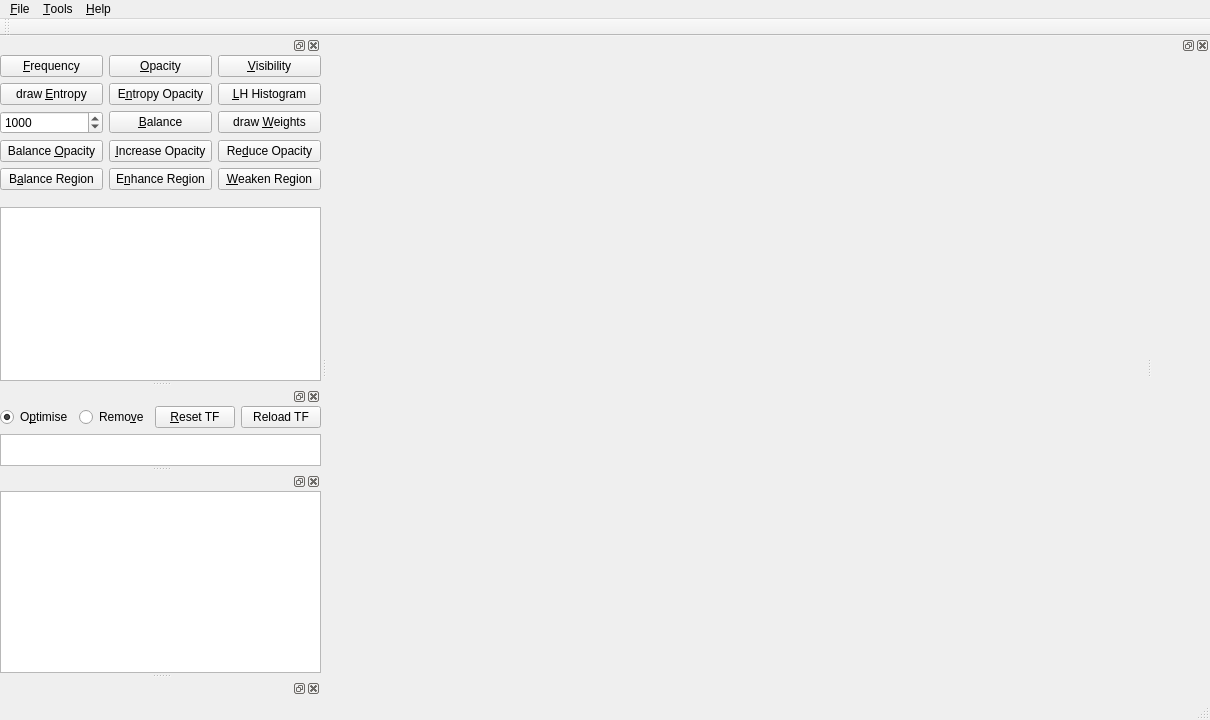
luosz/volume-visualiser, file VolumeRenderer/mainwindow.ui: the form before one commit.
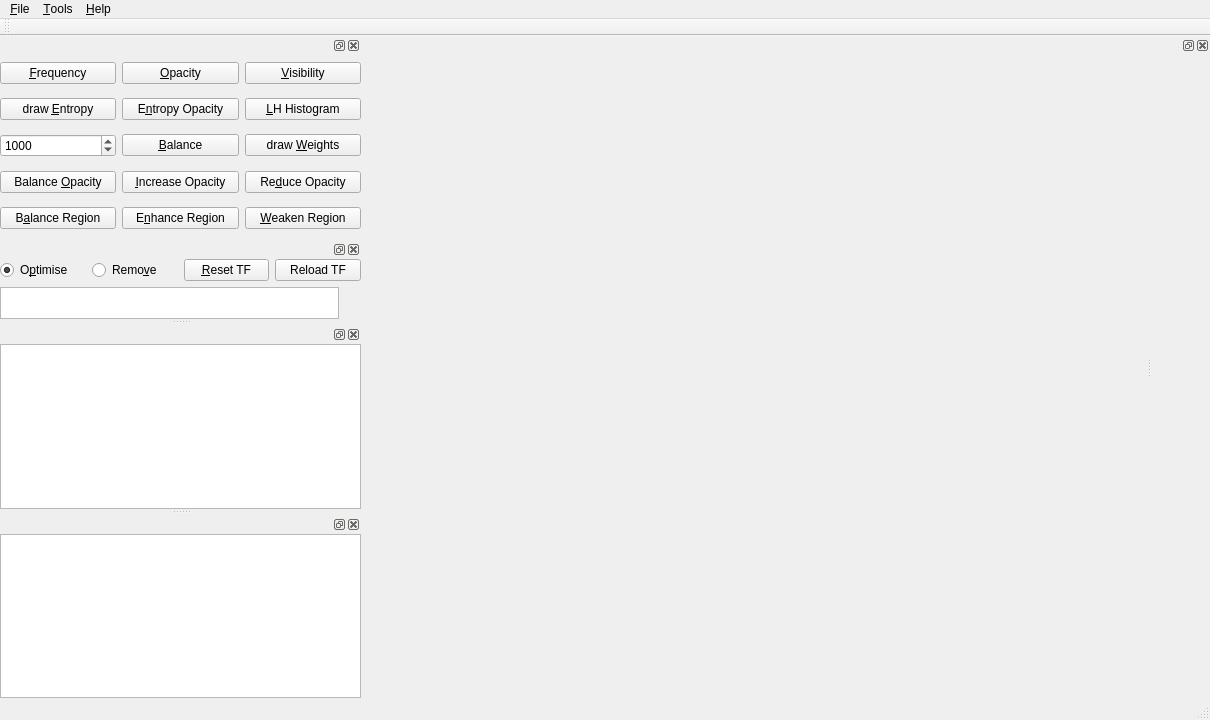
The form after the commit.

What changed in the file:
```diff
--- a/VolumeRenderer/mainwindow.ui
+++ b/VolumeRenderer/mainwindow.ui
@@ -126,11 +126,38 @@
    </widget>
   </widget>
   <widget class="QDockWidget" name="dockWidget_2">
+   <property name="sizePolicy">
+    <sizepolicy hsizetype="Fixed" vsizetype="Fixed">
+     <horstretch>0</horstretch>
+     <verstretch>0</verstretch>
+    </sizepolicy>
+   </property>
+   <property name="minimumSize">
+    <size>
+     <width>361</width>
+     <height>204</height>
+    </size>
+   </property>
+   <property name="maximumSize">
+    <size>
+     <width>361</width>
+     <height>204</height>
+    </size>
+   </property>
    <attribute name="dockWidgetArea">
     <number>1</number>
    </attribute>
    <widget class="QWidget" name="dockWidgetContents_2">
-    <layout class="QHBoxLayout" name="horizontalLayout_3">
+    <property name="sizePolicy">
+     <sizepolicy hsizetype="Preferred" vsizetype="Preferred">
+      <horstretch>0</horstretch>
+      <verstretch>0</verstretch>
+     </sizepolicy>
+    </property>
+    <layout class="QVBoxLayout" name="verticalLayout_3" stretch="0,0,0,0,0">
+     <property name="spacing">
+      <number>7</number>
+     </property>
      <property name="leftMargin">
       <number>0</number>
      </property>
@@ -138,19 +165,6 @@
       <number>0</number>
      </property>
      <property name="rightMargin">
-      <number>0</number>
-     </property>
-     <property name="bottomMargin">
-      <number>0</number>
-     </property>
-     <item>
-      <layout class="QVBoxLayout" name="verticalLayout_3">
-       <item>
-        <layout class="QVBoxLayout" name="verticalLayout_4">
-         <property name="leftMargin">
-          <number>0</number>
-         </property>
-         <property name="topMargin">
           <number>0</number>
          </property>
          <property name="bottomMargin">
@@ -283,7 +297,7 @@
          <item>
           <layout class="QHBoxLayout" name="horizontalLayout_8">
            <property name="bottomMargin">
-            <number>11</number>
+        <number>0</number>
            </property>
            <item>
             <widget class="QPushButton" name="balanceRegionButton">
@@ -308,22 +322,21 @@
            </item>
           </layout>
          </item>
-         <item>
-          <widget class="QGraphicsView" name="graphicsView"/>
-         </item>
-        </layout>
-       </item>
-      </layout>
-     </item>
     </layout>
    </widget>
   </widget>
   <widget class="QDockWidget" name="dockWidget_4">
+   <property name="sizePolicy">
+    <sizepolicy hsizetype="Expanding" vsizetype="Expanding">
+     <horstretch>0</horstretch>
+     <verstretch>0</verstretch>
+    </sizepolicy>
+   </property>
    <attribute name="dockWidgetArea">
     <number>1</number>
    </attribute>
    <widget class="QWidget" name="dockWidgetContents_5">
-    <layout class="QHBoxLayout" name="horizontalLayout_9">
+    <layout class="QVBoxLayout" name="verticalLayout_4">
      <property name="leftMargin">
       <number>0</number>
      </property>
@@ -336,8 +349,6 @@
      <property name="bottomMargin">
       <number>0</number>
      </property>
-     <item>
-      <layout class="QVBoxLayout" name="verticalLayout_5">
        <item>
         <layout class="QHBoxLayout" name="horizontalLayout_10">
          <property name="leftMargin">
@@ -386,7 +397,24 @@
         </layout>
        </item>
        <item>
+      <layout class="QHBoxLayout" name="horizontalLayout_12">
+       <property name="leftMargin">
+        <number>0</number>
+       </property>
+       <property name="topMargin">
+        <number>0</number>
+       </property>
+       <property name="rightMargin">
+        <number>22</number>
+       </property>
+       <item>
         <widget class="QGraphicsView" name="graphicsView_2">
+         <property name="sizePolicy">
+          <sizepolicy hsizetype="Expanding" vsizetype="Expanding">
+           <horstretch>0</horstretch>
+           <verstretch>0</verstretch>
+          </sizepolicy>
+         </property>
          <property name="maximumSize">
           <size>
            <width>16777215</width>
@@ -419,13 +447,9 @@
       <number>0</number>
      </property>
      <item>
-      <layout class="QVBoxLayout" name="verticalLayout_6">
-       <item>
         <widget class="QListView" name="listView"/>
        </item>
       </layout>
-     </item>
-    </layout>
    </widget>
   </widget>
   <widget class="QDockWidget" name="dockWidget_5">
@@ -433,7 +457,7 @@
     <number>1</number>
    </attribute>
    <widget class="QWidget" name="dockWidgetContents_4">
-    <layout class="QHBoxLayout" name="horizontalLayout_12">
+    <layout class="QHBoxLayout" name="horizontalLayout_3">
      <property name="leftMargin">
       <number>0</number>
      </property>
@@ -447,7 +471,7 @@
       <number>0</number>
      </property>
      <item>
-      <layout class="QVBoxLayout" name="verticalLayout_7"/>
+      <widget class="QGraphicsView" name="graphicsView"/>
      </item>
     </layout>
    </widget>
```
Lines whose indentation alone changed are shown as unchanged.
